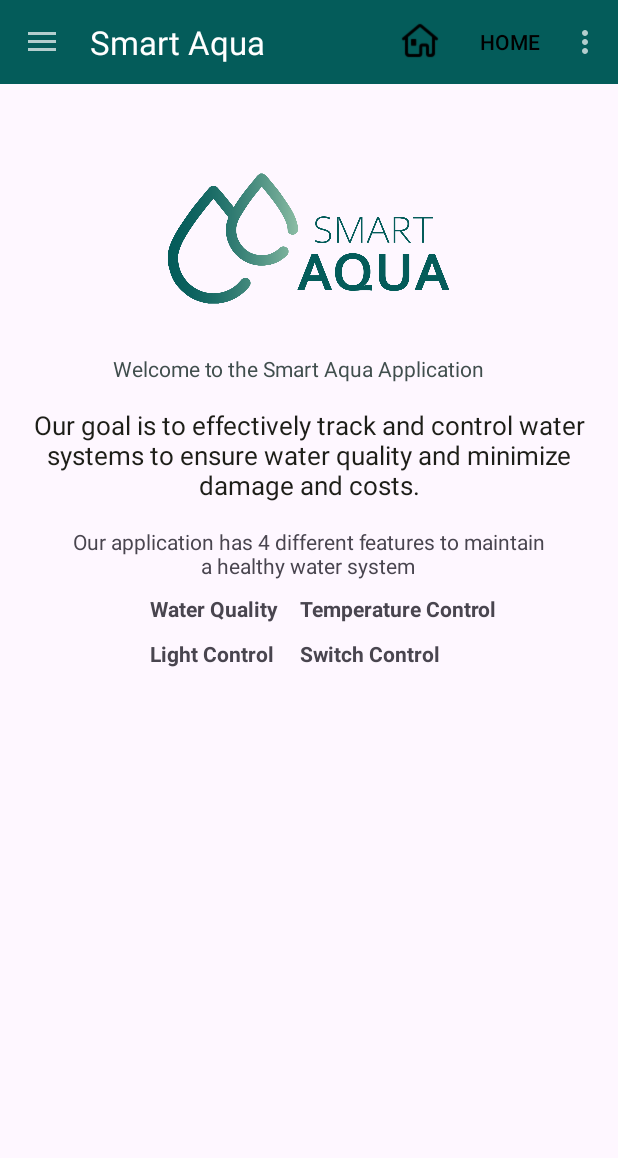
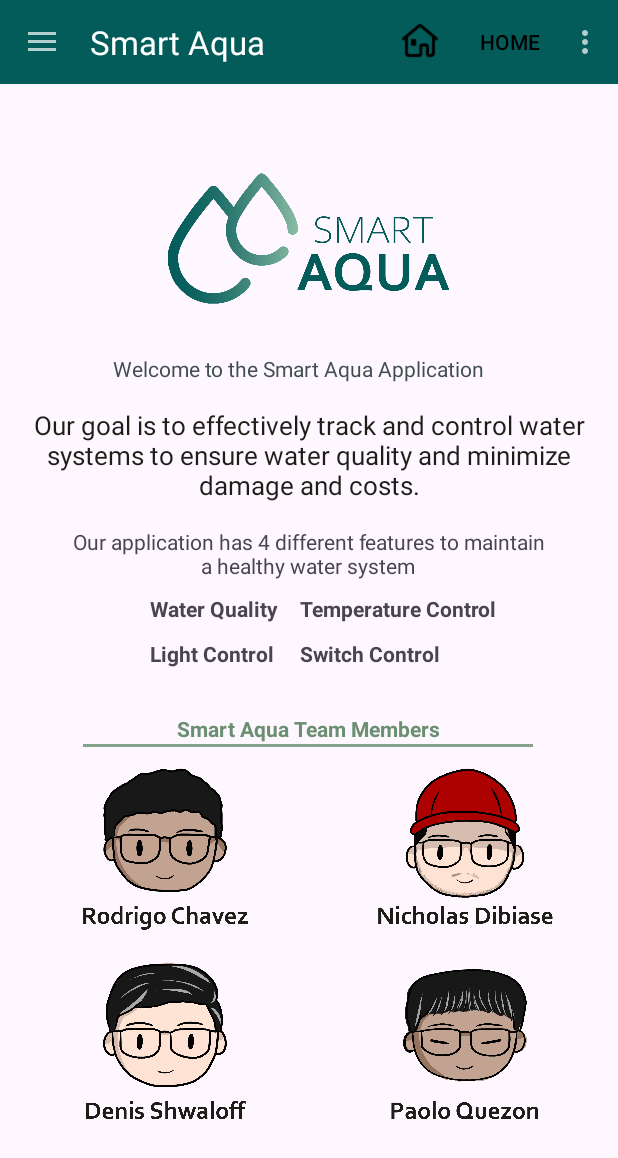
Before and after one commit to ValiQuez/SmartAqua, an Android app: the screen it shows after launch (MainActivity), on a phone screen of 412 x 824 dp. Shown: the top 1158 px of the screen. Run offline under Robolectric (Android 15) with nearby library versions, the light colour scheme and no system bars.

Commit message:
Added team members pictures and added more strings.

```diff
--- a/SmartAqua/src/main/res/layout/fragment_smart_aqua_home.xml
+++ b/SmartAqua/src/main/res/layout/fragment_smart_aqua_home.xml
@@ -81,32 +81,55 @@
         android:textStyle="bold"
         android:text="@string/switch_control"/>
 
+    <TextView
+        android:id="@+id/SmartAquaMembers"
+        android:layout_width="320dp"
+        android:layout_height="wrap_content"
+        android:layout_marginTop="420dp"
+        android:layout_marginStart="45dp"
+        android:text="@string/members"
+        android:textColor="@color/reseda_green"
+        android:textStyle="bold"
+        android:textAlignment="center"/>
+
+    <View
+        android:layout_width="300dp"
+        android:layout_height="2dp"
+        android:layout_marginStart="55dp"
+        android:layout_marginTop="440dp"
+        android:background="@color/reseda_green"
+        android:alpha="0.8"/>
+
     <ImageView
         android:id="@+id/SmartAquaACMember"
         android:layout_width="120dp"
         android:layout_height="120dp"
         android:layout_marginTop="450dp"
-        android:layout_marginStart="50dp"/>
+        android:layout_marginStart="50dp"
+        android:src="@drawable/rc"/>
 
     <ImageView
         android:id="@+id/SmartAquaDSMember"
         android:layout_width="120dp"
         android:layout_height="120dp"
         android:layout_marginTop="580dp"
-        android:layout_marginStart="50dp"/>
+        android:layout_marginStart="50dp"
+        android:src="@drawable/ds"/>
 
     <ImageView
         android:id="@+id/SmartAquaPQMember"
         android:layout_width="120dp"
         android:layout_height="120dp"
         android:layout_marginTop="580dp"
-        android:layout_marginStart="250dp"/>
+        android:layout_marginStart="250dp"
+        android:src="@drawable/pq"/>
 
     <ImageView
         android:id="@+id/SmartAquaNDMember"
         android:layout_width="120dp"
         android:layout_height="120dp"
         android:layout_marginTop="450dp"
-        android:layout_marginStart="250dp"/>
+        android:layout_marginStart="250dp"
+        android:src="@drawable/nd"/>
 
 </FrameLayout>
--- a/SmartAqua/src/main/res/values/strings.xml
+++ b/SmartAqua/src/main/res/values/strings.xml
@@ -35,6 +35,7 @@
     <string name="homeFragmentGreeting">Welcome to the Smart Aqua Application</string>
     <string name="app_description">Our goal is to effectively track and control water systems to ensure water quality and minimize damage and costs.</string>
     <string name="feature_description">Our application has 4 different features to maintain a healthy water system</string>
+    <string name="members">Smart Aqua Team Members</string>
 
     <!-- SETTINGS PAGE STRINGS  -->
     <string name="settingsTitleImgDesc">Title image for the application settings screen</string>
```
Also changed, not shown: SmartAqua/src/main/res/drawable/ds.png (added), SmartAqua/src/main/res/drawable/nd.png (added), SmartAqua/src/main/res/drawable/pq.png (added), SmartAqua/src/main/res/drawable/rc.png (added), 1 other file.
